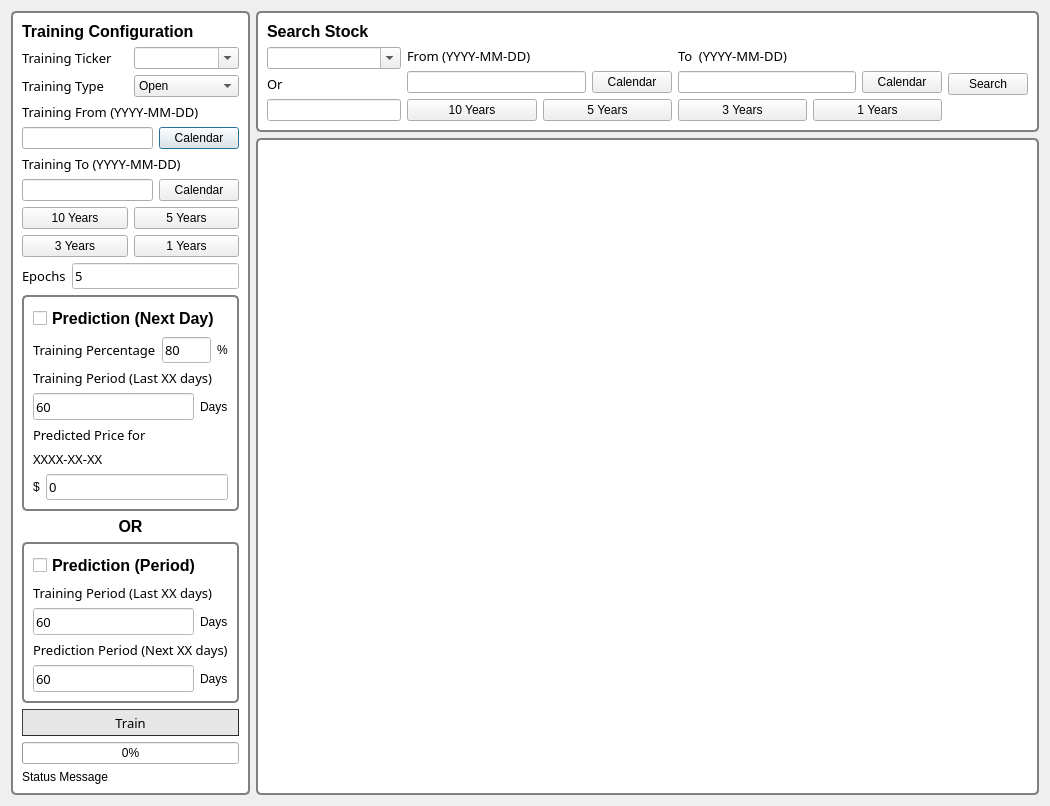
Old version of the form PyQt/StockMarketPreduction/StockGUI.ui in the repository wy7318/GUI.
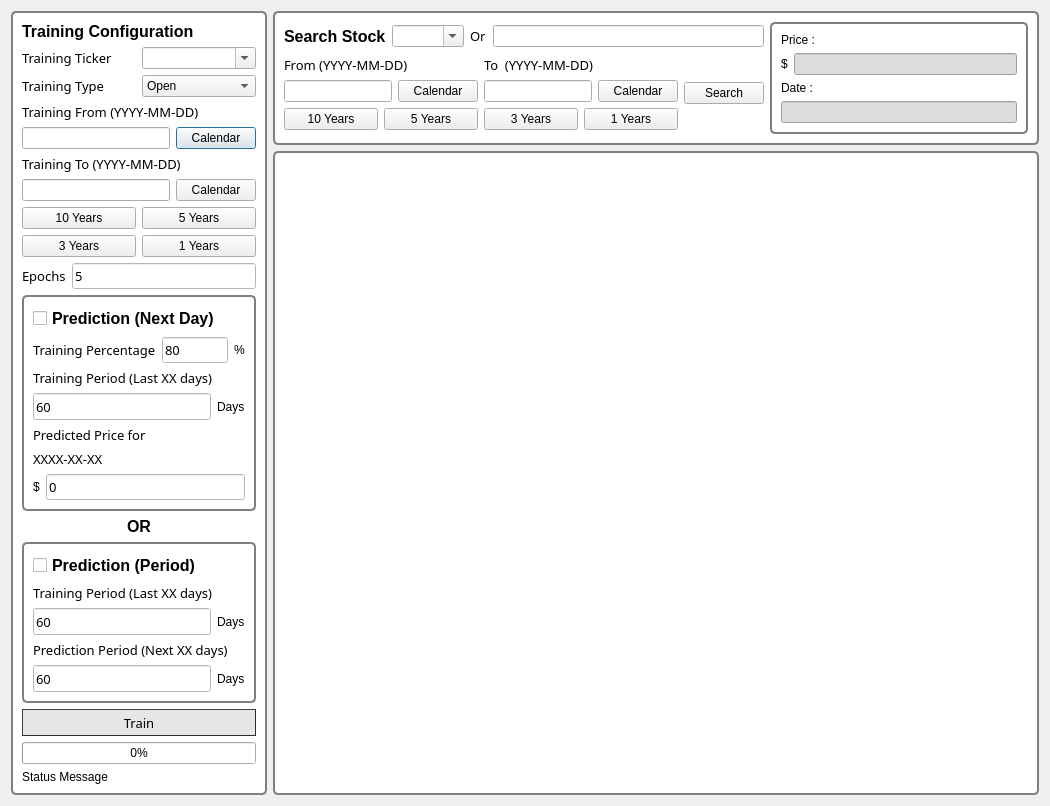
New version of the form.

Patch:
```diff
--- a/PyQt/StockMarketPreduction/StockGUI.ui
+++ b/PyQt/StockMarketPreduction/StockGUI.ui
@@ -13,9 +13,9 @@
   <property name="windowTitle">
    <string>Dialog</string>
   </property>
-  <layout class="QGridLayout" name="gridLayout_5">
+  <layout class="QGridLayout" name="gridLayout_6">
    <item row="0" column="0">
-    <layout class="QHBoxLayout" name="horizontalLayout_18" stretch="1,10">
+    <layout class="QHBoxLayout" name="horizontalLayout_24" stretch="1,3">
      <item>
       <widget class="QGroupBox" name="groupBox_4">
        <property name="styleSheet">
@@ -640,7 +640,7 @@
       </widget>
      </item>
      <item>
-      <layout class="QVBoxLayout" name="verticalLayout_10" stretch="1,13">
+      <layout class="QVBoxLayout" name="verticalLayout_9" stretch="1,10">
        <item>
         <widget class="QGroupBox" name="groupBox_6">
          <property name="styleSheet">
@@ -660,9 +660,13 @@
          <property name="title">
           <string/>
          </property>
-         <layout class="QGridLayout" name="gridLayout">
+         <layout class="QGridLayout" name="gridLayout_5">
           <item row="0" column="0">
-           <layout class="QVBoxLayout" name="verticalLayout_9">
+           <layout class="QHBoxLayout" name="horizontalLayout_23">
+            <item>
+             <layout class="QVBoxLayout" name="verticalLayout_7">
+              <item>
+               <layout class="QHBoxLayout" name="horizontalLayout_21">
             <item>
              <widget class="QLabel" name="label_33">
               <property name="font">
@@ -679,10 +683,6 @@
              </widget>
             </item>
             <item>
-             <layout class="QHBoxLayout" name="horizontalLayout_15" stretch="2,8,1">
-              <item>
-               <layout class="QVBoxLayout" name="verticalLayout_7">
-                <item>
                  <widget class="QComboBox" name="comboBox_ticker">
                   <property name="editable">
                    <bool>true</bool>
@@ -714,6 +714,8 @@
                </layout>
               </item>
               <item>
+               <layout class="QHBoxLayout" name="horizontalLayout_22">
+                <item>
                <layout class="QVBoxLayout" name="verticalLayout_8">
                 <item>
                  <layout class="QHBoxLayout" name="horizontalLayout_14">
@@ -843,6 +845,74 @@
                </widget>
               </item>
              </layout>
+              </item>
+             </layout>
+            </item>
+            <item>
+             <widget class="QGroupBox" name="groupBox">
+              <property name="title">
+               <string/>
+              </property>
+              <layout class="QGridLayout" name="gridLayout">
+               <item row="0" column="0">
+                <layout class="QVBoxLayout" name="verticalLayout_6">
+                 <item>
+                  <widget class="QLabel" name="label">
+                   <property name="text">
+                    <string>Price : </string>
+                   </property>
+                  </widget>
+                 </item>
+                 <item>
+                  <layout class="QHBoxLayout" name="horizontalLayout_15">
+                   <item>
+                    <widget class="QLabel" name="label_price">
+                     <property name="text">
+                      <string>$</string>
+                     </property>
+                    </widget>
+                   </item>
+                   <item>
+                    <widget class="QLineEdit" name="lineEdit_price">
+                     <property name="styleSheet">
+                      <string notr="true">QLineEdit{
+background-color : rgb(220, 220, 220);
+}</string>
+                     </property>
+                     <property name="readOnly">
+                      <bool>true</bool>
+                     </property>
+                    </widget>
+                   </item>
+                  </layout>
+                 </item>
+                 <item>
+                  <widget class="QLabel" name="label_2">
+                   <property name="text">
+                    <string>Date : </string>
+                   </property>
+                  </widget>
+                 </item>
+                 <item>
+                  <layout class="QHBoxLayout" name="horizontalLayout_18">
+                   <item>
+                    <widget class="QLineEdit" name="lineEdit_date">
+                     <property name="styleSheet">
+                      <string notr="true">QLineEdit{
+background-color : rgb(220, 220, 220);
+}</string>
+                     </property>
+                     <property name="readOnly">
+                      <bool>true</bool>
+                     </property>
+                    </widget>
+                   </item>
+                  </layout>
+                 </item>
+                </layout>
+               </item>
+              </layout>
+             </widget>
             </item>
            </layout>
           </item>
```
Lines whose indentation alone changed are shown as unchanged.
